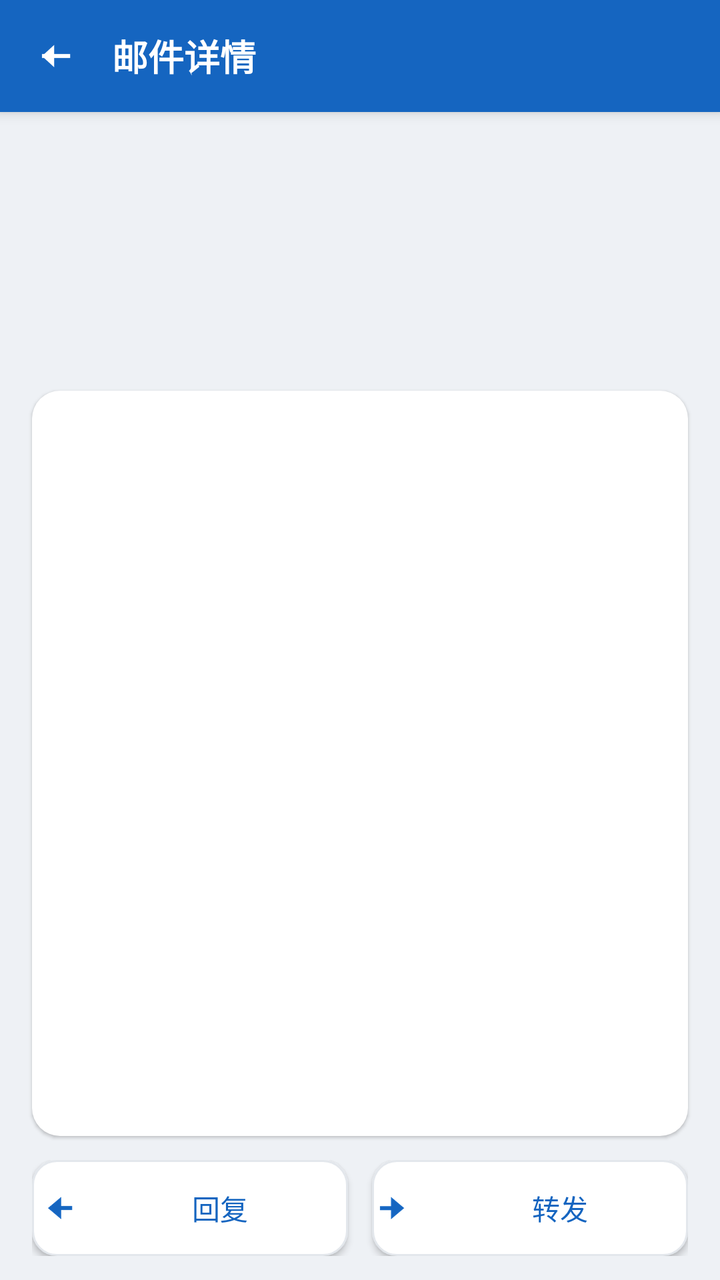
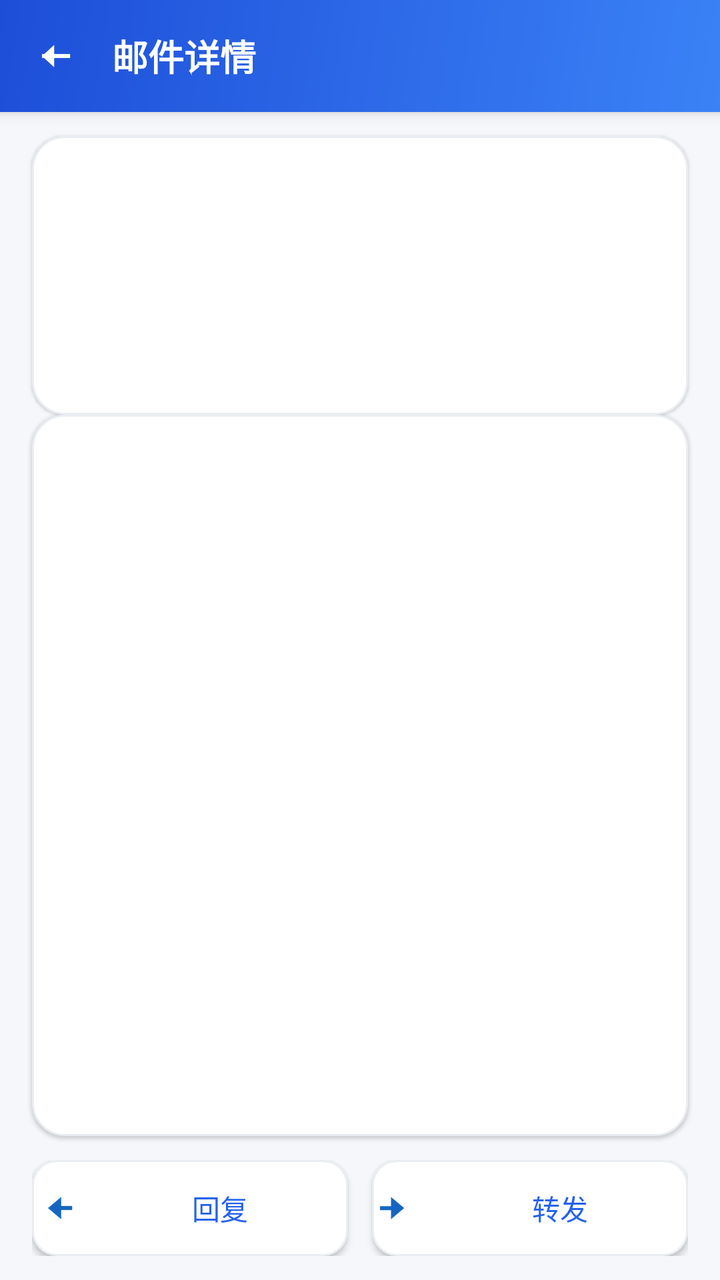

An Android layout rendered at two revisions. The XML below is the earlier revision; the diff shows what the commit changed to produce the second picture.
<!-- AndroidManifest.xml: application theme AppTheme -->
<!-- res/layout/activity_message.xml -->
<?xml version="1.0" encoding="utf-8"?>
<LinearLayout xmlns:android="http://schemas.android.com/apk/res/android"
    android:layout_width="match_parent"
    android:layout_height="match_parent"
    android:orientation="vertical">

    <android.widget.Toolbar
        android:id="@+id/toolbar"
        android:layout_width="match_parent"
        android:layout_height="?android:attr/actionBarSize"
        android:background="@color/primary"
        android:elevation="4dp"
        android:contentInsetStart="0dp"
        android:contentInsetLeft="0dp">

        <LinearLayout
            android:layout_width="match_parent"
            android:layout_height="match_parent"
            android:orientation="horizontal"
            android:gravity="center_vertical"
            android:paddingLeft="6dp"
            android:paddingRight="16dp">

            <ImageButton
                android:id="@+id/btn_back"
                android:layout_width="42dp"
                android:layout_height="42dp"
                android:src="@drawable/ic_back_white"
                android:scaleType="center"
                android:background="?android:attr/selectableItemBackgroundBorderless"
                android:contentDescription="@string/content_back" />

            <TextView
                android:id="@+id/tv_bar_title"
                android:layout_width="0dp"
                android:layout_height="wrap_content"
                android:layout_weight="1"
                android:layout_marginLeft="8dp"
                android:text="@string/bar_title_message"
                android:textColor="@color/on_primary"
                android:textSize="18sp"
                android:textStyle="bold"
                android:singleLine="true"
                android:ellipsize="end" />

            <TextView
                android:id="@+id/tv_bar_category"
                android:layout_width="wrap_content"
                android:layout_height="wrap_content"
                android:paddingLeft="8dp"
                android:paddingRight="8dp"
                android:paddingTop="3dp"
                android:paddingBottom="3dp"
                android:textSize="11sp"
                android:textColor="#FFFFFF"
                android:visibility="gone" />

        </LinearLayout>
    </android.widget.Toolbar>

    
    <LinearLayout
        android:layout_width="match_parent"
        android:layout_height="wrap_content"
        android:orientation="vertical"
        android:padding="16dp">

        <TextView
            android:id="@+id/tv_subject"
            android:layout_width="match_parent"
            android:layout_height="wrap_content"
            android:textSize="20sp"
            android:textStyle="bold"
            android:textColor="@color/text" />

        <LinearLayout
            android:layout_width="match_parent"
            android:layout_height="wrap_content"
            android:orientation="horizontal"
            android:gravity="center_vertical"
            android:layout_marginTop="14dp">

            <TextView
                android:id="@+id/tv_avatar"
                android:layout_width="40dp"
                android:layout_height="40dp"
                android:gravity="center"
                android:textColor="#FFFFFF"
                android:textSize="16sp"
                android:textStyle="bold" />

            <LinearLayout
                android:layout_width="0dp"
                android:layout_height="wrap_content"
                android:layout_weight="1"
                android:layout_marginLeft="12dp"
                android:orientation="vertical">

                <TextView
                    android:id="@+id/tv_from"
                    android:layout_width="match_parent"
                    android:layout_height="wrap_content"
                    android:textSize="14sp"
                    android:textColor="@color/text"
                    android:singleLine="true"
                    android:ellipsize="end" />

                <TextView
                    android:id="@+id/tv_date"
                    android:layout_width="match_parent"
                    android:layout_height="wrap_content"
                    android:textSize="12sp"
                    android:textColor="@color/sub"
                    android:layout_marginTop="2dp" />

            </LinearLayout>

        </LinearLayout>

        <TextView
            android:id="@+id/tv_meta"
            android:layout_width="match_parent"
            android:layout_height="wrap_content"
            android:textSize="12sp"
            android:textColor="@color/sub"
            android:layout_marginTop="10dp" />

    </LinearLayout>

    
    <LinearLayout
        android:id="@+id/attach_area"
        android:layout_width="match_parent"
        android:layout_height="wrap_content"
        android:orientation="vertical"
        android:layout_marginLeft="16dp"
        android:layout_marginRight="16dp"
        android:layout_marginBottom="12dp"
        android:padding="12dp"
        android:background="@drawable/bg_card"
        android:elevation="1dp"
        android:visibility="gone">

        <TextView
            android:layout_width="wrap_content"
            android:layout_height="wrap_content"
            android:text="@string/label_attachments"
            android:textSize="13sp"
            android:textStyle="bold"
            android:textColor="@color/sub" />

        <LinearLayout
            android:id="@+id/attach_box"
            android:layout_width="match_parent"
            android:layout_height="wrap_content"
            android:orientation="vertical"
            android:layout_marginTop="6dp" />

    </LinearLayout>

    
    <FrameLayout
        android:layout_width="match_parent"
        android:layout_height="0dp"
        android:layout_weight="1"
        android:layout_marginLeft="16dp"
        android:layout_marginRight="16dp"
        android:layout_marginBottom="12dp"
        android:background="@drawable/bg_card"
        android:elevation="1dp">

        <ScrollView
            android:id="@+id/sv_text"
            android:layout_width="match_parent"
            android:layout_height="match_parent">

            <TextView
                android:id="@+id/tv_body"
                android:layout_width="match_parent"
                android:layout_height="wrap_content"
                android:padding="16dp"
                android:textSize="15sp"
                android:lineSpacingExtra="4dp"
                android:textColor="@color/text" />
        </ScrollView>

        <WebView
            android:id="@+id/wv_body"
            android:layout_width="match_parent"
            android:layout_height="match_parent"
            android:visibility="gone" />

    </FrameLayout>

    <LinearLayout
        android:layout_width="match_parent"
        android:layout_height="wrap_content"
        android:orientation="horizontal"
        android:paddingLeft="16dp"
        android:paddingRight="16dp"
        android:paddingBottom="12dp">

        <Button
            android:id="@+id/btn_reply"
            android:layout_width="0dp"
            android:layout_height="wrap_content"
            android:layout_weight="1"
            android:drawableStart="@drawable/ic_reply_blue"
            android:drawablePadding="6dp"
            android:gravity="center"
            android:text="@string/btn_reply"
            android:textColor="@color/primary"
            android:background="@drawable/btn_outline" />

        <Button
            android:id="@+id/btn_forward"
            android:layout_width="0dp"
            android:layout_height="wrap_content"
            android:layout_weight="1"
            android:layout_marginLeft="12dp"
            android:drawableStart="@drawable/ic_forward_blue"
            android:drawablePadding="6dp"
            android:gravity="center"
            android:text="@string/btn_forward"
            android:textColor="@color/primary"
            android:background="@drawable/btn_outline" />

    </LinearLayout>

</LinearLayout>
<!-- resources referenced by this layout -->
<resources>
  <color name="on_primary">#FFFFFF</color>
  <color name="primary">#1565C0</color>
  <color name="sub">#7A828A</color>
  <color name="text">#1B1F23</color>
  <!-- drawable bg_card (drawable) -->
  <?xml version="1.0" encoding="utf-8"?>
  <shape xmlns:android="http://schemas.android.com/apk/res/android"
      android:shape="rectangle">
      <solid android:color="@color/card" />
      <corners android:radius="14dp" />
  </shape>
  <!-- drawable btn_outline (drawable) -->
  <?xml version="1.0" encoding="utf-8"?>
  <selector xmlns:android="http://schemas.android.com/apk/res/android">
      <item android:state_pressed="true">
          <shape android:shape="rectangle">
              <solid android:color="@color/primary_light" />
              <corners android:radius="12dp" />
              <stroke android:width="1dp" android:color="@color/primary" />
          </shape>
      </item>
      <item>
          <shape android:shape="rectangle">
              <solid android:color="@color/card" />
              <corners android:radius="12dp" />
              <stroke android:width="1dp" android:color="@color/divider" />
          </shape>
      </item>
  </selector>
  <!-- drawable ic_back_white: png bitmap (drawable-hdpi, 425 bytes) -->
  <!-- drawable ic_forward_blue: png bitmap (drawable-hdpi, 720 bytes) -->
  <!-- drawable ic_reply_blue: png bitmap (drawable-hdpi, 745 bytes) -->
  <string name="bar_title_message">邮件详情</string>
  <string name="btn_forward">转发</string>
  <string name="btn_reply">回复</string>
  <string name="content_back">返回</string>
  <string name="label_attachments">附件</string>
  <style name="AppTheme" parent="@android:style/Theme.Material.Light.NoActionBar">
          <item name="android:colorPrimary">@color/primary</item>
          <item name="android:colorPrimaryDark">@color/primary_dark</item>
          <item name="android:colorAccent">@color/primary</item>
          <item name="android:windowBackground">@color/bg</item>
          <item name="android:statusBarColor">@color/primary_dark</item>
      </style>
  <color name="card">#FFFFFF</color>
  <color name="primary_light">#E3F0FC</color>
  <color name="divider">#E3E7EC</color>
  <color name="primary_dark">#0D47A1</color>
  <color name="bg">#EEF1F5</color>
</resources>

<!-- the commit's change to res/layout/activity_message.xml (unified diff, before → after) -->
@@ -7,8 +7,8 @@
     <android.widget.Toolbar
         android:id="@+id/toolbar"
         android:layout_width="match_parent"
-        android:layout_height="?android:attr/actionBarSize"
-        android:background="@color/primary"
+            android:layout_height="?android:attr/actionBarSize"
+            android:background="@drawable/bg_toolbar"
         android:elevation="4dp"
         android:contentInsetStart="0dp"
         android:contentInsetLeft="0dp">
@@ -63,7 +63,12 @@
         android:layout_width="match_parent"
         android:layout_height="wrap_content"
         android:orientation="vertical"
-        android:padding="16dp">
+        android:layout_marginLeft="16dp"
+        android:layout_marginRight="16dp"
+        android:layout_marginTop="12dp"
+        android:padding="16dp"
+        android:background="@drawable/bg_card"
+        android:elevation="1dp">
 
         <TextView
             android:id="@+id/tv_subject"
<!-- resource entries referenced after the edit -->
@@ -1,15 +1,25 @@
 <!-- resources referenced by this layout -->
 <resources>
   <color name="on_primary">#FFFFFF</color>
-  <color name="primary">#1565C0</color>
-  <color name="sub">#7A828A</color>
-  <color name="text">#1B1F23</color>
+  <color name="primary">#2563EB</color>
+  <color name="sub">#6B7280</color>
+  <color name="text">#1F2937</color>
   <!-- drawable bg_card (drawable) -->
   <?xml version="1.0" encoding="utf-8"?>
   <shape xmlns:android="http://schemas.android.com/apk/res/android"
       android:shape="rectangle">
       <solid android:color="@color/card" />
-      <corners android:radius="14dp" />
+      <corners android:radius="16dp" />
+      <stroke android:width="1dp" android:color="@color/divider" />
+  </shape>
+  <!-- drawable bg_toolbar (drawable) -->
+  <?xml version="1.0" encoding="utf-8"?>
+  <shape xmlns:android="http://schemas.android.com/apk/res/android"
+      android:shape="rectangle">
+      <gradient
+          android:angle="135"
+          android:startColor="@color/grad_start"
+          android:endColor="@color/grad_end" />
   </shape>
   <!-- drawable btn_outline (drawable) -->
   <?xml version="1.0" encoding="utf-8"?>
@@ -45,9 +55,11 @@
           <item name="android:statusBarColor">@color/primary_dark</item>
       </style>
   <color name="card">#FFFFFF</color>
-  <color name="primary_light">#E3F0FC</color>
-  <color name="divider">#E3E7EC</color>
-  <color name="primary_dark">#0D47A1</color>
-  <color name="bg">#EEF1F5</color>
+  <color name="primary_light">#EFF4FF</color>
+  <color name="divider">#EAEDF2</color>
+  <color name="grad_start">#3B82F6</color>
+  <color name="grad_end">#1D4ED8</color>
+  <color name="primary_dark">#1E3A8A</color>
+  <color name="bg">#F5F7FB</color>
 </resources>
 
